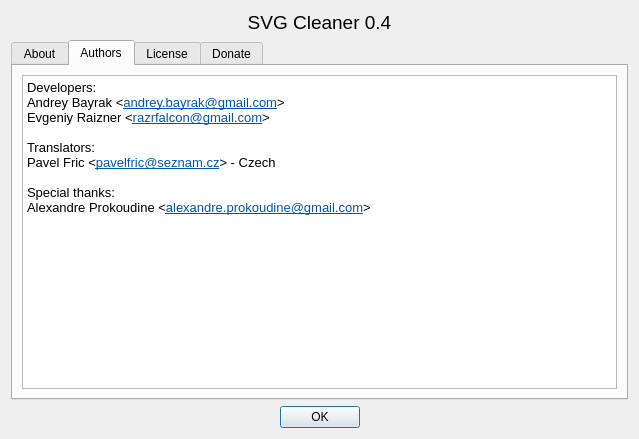
This is src/aboutdialog.ui in RazrFalcon/svgcleaner as Qt 5 draws it before an edit. The edited form follows.
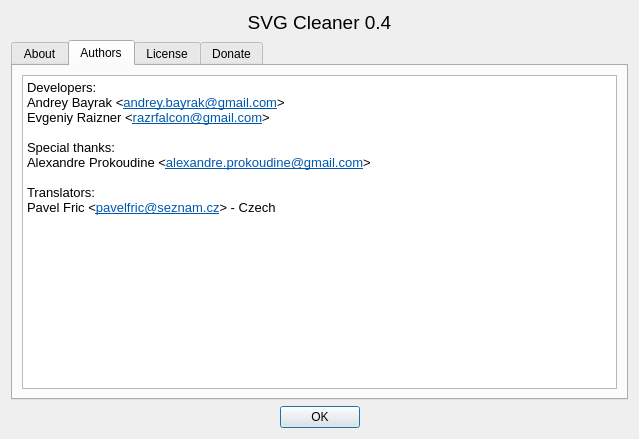
This is the edited form. The open tabs and pages were chosen to show the change.

```diff
--- a/src/aboutdialog.ui
+++ b/src/aboutdialog.ui
@@ -76,11 +76,11 @@
 &lt;p style=&quot; margin-top:0px; margin-bottom:0px; margin-left:0px; margin-right:0px; -qt-block-indent:0; text-indent:0px;&quot;&gt;Andrey Bayrak &amp;lt;&lt;a href=&quot;andrey.bayrak@gmail.com&quot;&gt;&lt;span style=&quot; text-decoration: underline; color:#0057ae;&quot;&gt;andrey.bayrak@gmail.com&lt;/span&gt;&lt;/a&gt;&amp;gt;&lt;/p&gt;
 &lt;p style=&quot; margin-top:0px; margin-bottom:0px; margin-left:0px; margin-right:0px; -qt-block-indent:0; text-indent:0px;&quot;&gt;Evgeniy Raizner &amp;lt;&lt;a href=&quot;razrfalcon@gmail.com&quot;&gt;&lt;span style=&quot; text-decoration: underline; color:#0057ae;&quot;&gt;razrfalcon@gmail.com&lt;/span&gt;&lt;/a&gt;&amp;gt;&lt;/p&gt;
 &lt;p style=&quot;-qt-paragraph-type:empty; margin-top:0px; margin-bottom:0px; margin-left:0px; margin-right:0px; -qt-block-indent:0; text-indent:0px;&quot;&gt;&lt;br /&gt;&lt;/p&gt;
-&lt;p style=&quot; margin-top:0px; margin-bottom:0px; margin-left:0px; margin-right:0px; -qt-block-indent:0; text-indent:0px;&quot;&gt;Translators:&lt;/p&gt;
-&lt;p style=&quot; margin-top:0px; margin-bottom:0px; margin-left:0px; margin-right:0px; -qt-block-indent:0; text-indent:0px;&quot;&gt;Pavel Fric &amp;lt;&lt;a href=&quot;pavelfric@seznam.cz&quot;&gt;&lt;span style=&quot; text-decoration: underline; color:#0057ae;&quot;&gt;pavelfric@seznam.cz&lt;/span&gt;&lt;/a&gt;&amp;gt; - Czech&lt;/p&gt;
-&lt;p style=&quot;-qt-paragraph-type:empty; margin-top:0px; margin-bottom:0px; margin-left:0px; margin-right:0px; -qt-block-indent:0; text-indent:0px;&quot;&gt;&lt;br /&gt;&lt;/p&gt;
 &lt;p style=&quot; margin-top:0px; margin-bottom:0px; margin-left:0px; margin-right:0px; -qt-block-indent:0; text-indent:0px;&quot;&gt;Special thanks:&lt;/p&gt;
-&lt;p style=&quot; margin-top:0px; margin-bottom:0px; margin-left:0px; margin-right:0px; -qt-block-indent:0; text-indent:0px;&quot;&gt;Alexandre Prokoudine &amp;lt;&lt;a href=&quot;alexandre.prokoudine@gmail.com&quot;&gt;&lt;span style=&quot; text-decoration: underline; color:#0057ae;&quot;&gt;alexandre.prokoudine@gmail.com&lt;/span&gt;&lt;/a&gt;&amp;gt;&lt;/p&gt;&lt;/body&gt;&lt;/html&gt;</string>
+&lt;p style=&quot; margin-top:0px; margin-bottom:0px; margin-left:0px; margin-right:0px; -qt-block-indent:0; text-indent:0px;&quot;&gt;Alexandre Prokoudine &amp;lt;&lt;a href=&quot;alexandre.prokoudine@gmail.com&quot;&gt;&lt;span style=&quot; text-decoration: underline; color:#0057ae;&quot;&gt;alexandre.prokoudine@gmail.com&lt;/span&gt;&lt;/a&gt;&amp;gt;&lt;/p&gt;
+&lt;p style=&quot;-qt-paragraph-type:empty; margin-top:0px; margin-bottom:0px; margin-left:0px; margin-right:0px; -qt-block-indent:0; text-indent:0px;&quot;&gt;&lt;br /&gt;&lt;/p&gt;
+&lt;p style=&quot; margin-top:0px; margin-bottom:0px; margin-left:0px; margin-right:0px; -qt-block-indent:0; text-indent:0px;&quot;&gt;Translators:&lt;/p&gt;
+&lt;p style=&quot; margin-top:0px; margin-bottom:0px; margin-left:0px; margin-right:0px; -qt-block-indent:0; text-indent:0px;&quot;&gt;Pavel Fric &amp;lt;&lt;a href=&quot;pavelfric@seznam.cz&quot;&gt;&lt;span style=&quot; text-decoration: underline; color:#0057ae;&quot;&gt;pavelfric@seznam.cz&lt;/span&gt;&lt;/a&gt;&amp;gt; - Czech&lt;/p&gt;&lt;/body&gt;&lt;/html&gt;</string>
          </property>
         </widget>
        </item>
```
